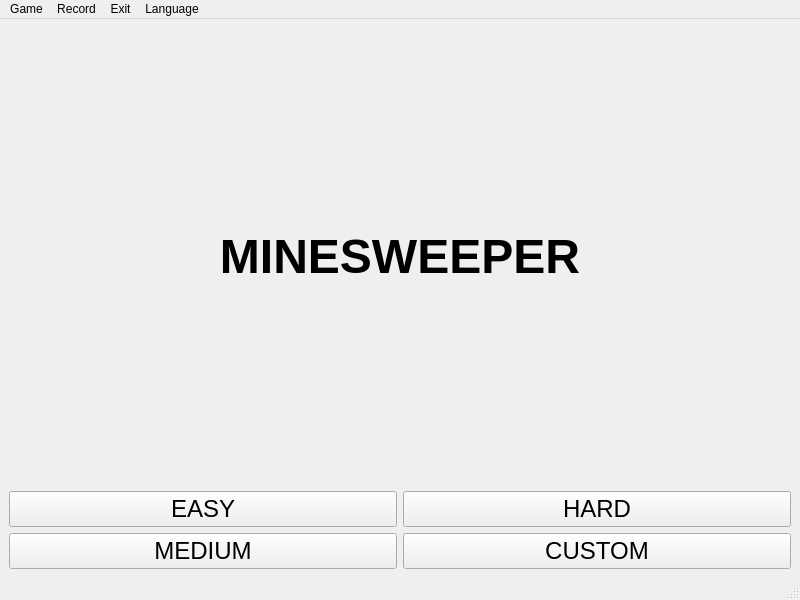
Qt form include/mainwindow.ui (Goldfish9901-2/minesweeper-qt) before a commit.
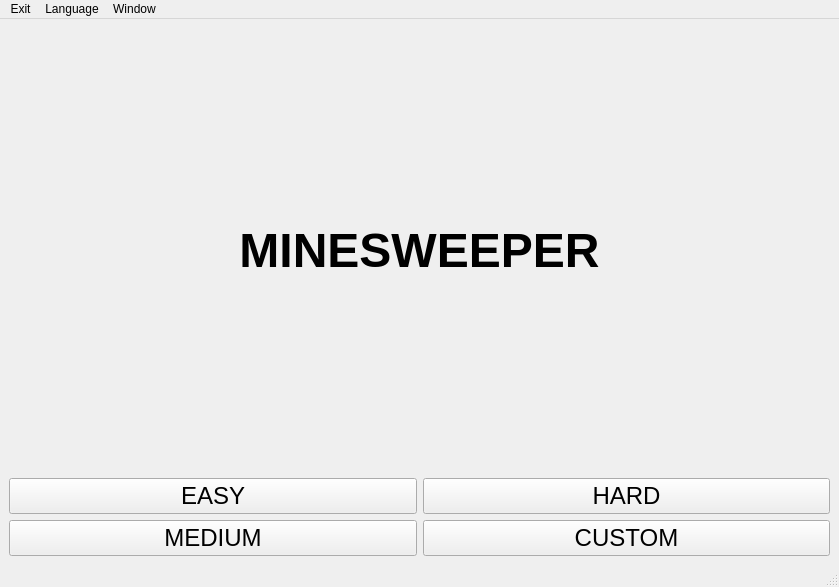
The same form after that commit.

Commit message:
feat(game): 实现游戏记录功能并优化界面交互
- 添加数据库管理模块，支持游戏记录的存储与查询- 实现记录视图界面，可查看历史游戏记录
-优化游戏界面切换逻辑，支持主菜单、游戏界面和记录界面的无缝切换
- 完善游戏胜利逻辑，自动保存游戏记录到数据库
- 移除冗余的全局变量和未使用的头文件
-重构 Field 和 Grid 类的父子关系，提升代码可维护性
- 添加界面自适应调整功能，改善用户体验
- 修复语言切换时界面刷新不完整的问题- 优化资源管理和内存释放逻辑
- 更新 CMakeLists.txt，添加 Qt Sql 模块支持和新源文件

```diff
--- a/include/mainwindow.ui
+++ b/include/mainwindow.ui
@@ -6,8 +6,8 @@
             <rect>
                 <x>0</x>
                 <y>0</y>
-                <width>800</width>
-                <height>600</height>
+    <width>839</width>
+    <height>587</height>
             </rect>
         </property>
         <property name="windowTitle">
@@ -116,20 +116,10 @@
                 <rect>
                     <x>0</x>
                     <y>0</y>
-                    <width>800</width>
-                    <height>20</height>
-                </rect>
-            </property>
-            <widget class="QMenu" name="menuMineSweeper">
-                <property name="title">
-                    <string>Game</string>
-                </property>
-            </widget>
-            <widget class="QMenu" name="menuRecord">
-                <property name="title">
-                    <string>Record</string>
-                </property>
-            </widget>
+     <width>839</width>
+     <height>33</height>
+    </rect>
+   </property>
             <widget class="QMenu" name="menuExit">
                 <property name="title">
                     <string>Exit</string>
@@ -139,13 +129,18 @@
                 <property name="title">
                     <string>Language</string>
                 </property>
-                <addaction name="actionEnglish"/>
-                <addaction name="actionChinese"/>
-            </widget>
-            <addaction name="menuMineSweeper"/>
-            <addaction name="menuRecord"/>
+   </widget>
+   <widget class="QMenu" name="menuWindow">
+    <property name="title">
+     <string>Window</string>
+    </property>
+    <addaction name="actionMain"/>
+    <addaction name="actionGame"/>
+    <addaction name="actionRecord"/>
+   </widget>
             <addaction name="menuExit"/>
             <addaction name="menuLanguage"/>
+   <addaction name="menuWindow"/>
         </widget>
         <widget class="QStatusBar" name="statusbar"/>
         <action name="actionEnglish">
```
Left out of the diff: 15 changed lines with no effect on the pictures. Lines whose indentation alone changed are shown as unchanged. The commit also changes 22 other files.
